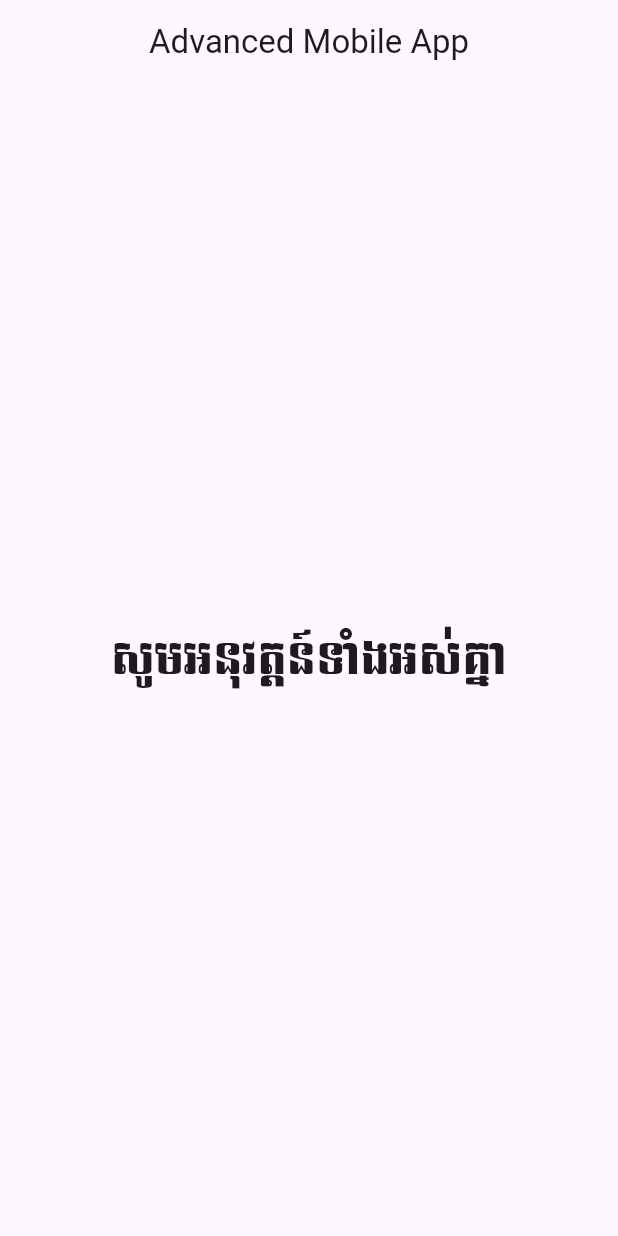
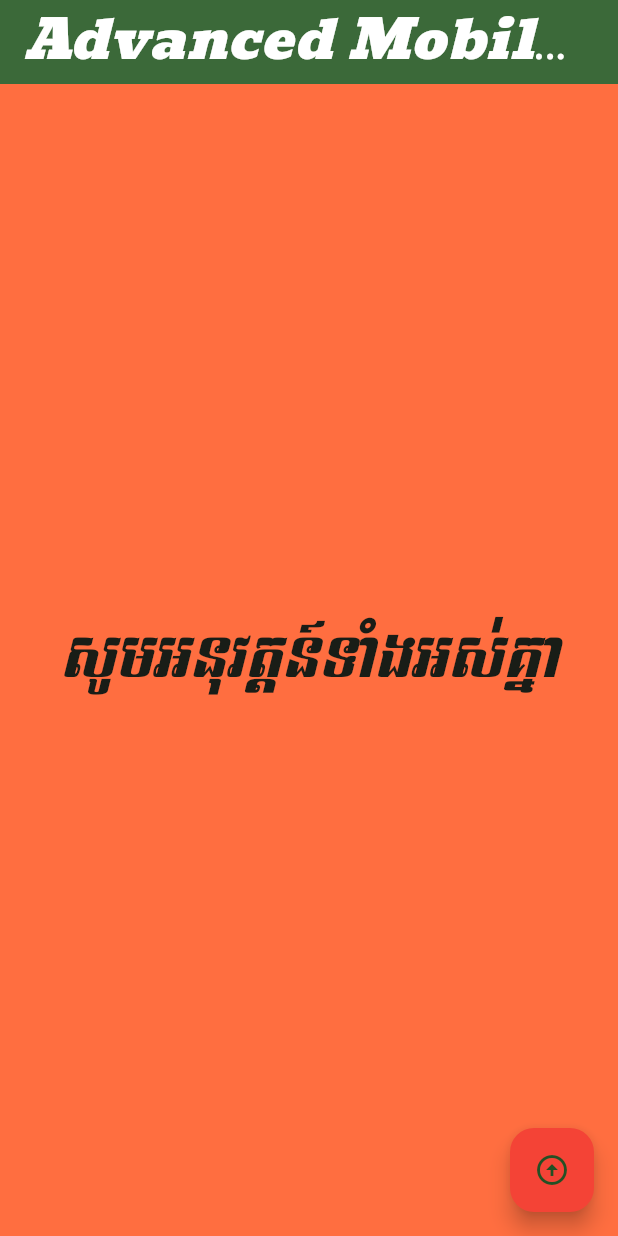
Before and after one commit to NUCK-Teach/nuck_advanced_mobile, a Flutter app: the screen it shows after launch, on a phone screen of 412 x 824 dp. Run offline on Flutter 3.47's test engine with Material 3 defaults, Android fonts, the phone set to English and light mode, and no system bars.

Commit message:
add theme

```diff
--- a/lib/app.dart
+++ b/lib/app.dart
@@ -9,6 +9,24 @@ class App extends StatelessWidget {
   Widget build(BuildContext context) {
     return MaterialApp(
       title: 'Advanced Mobile App',
+      theme: ThemeData(
+        floatingActionButtonTheme: FloatingActionButtonThemeData(
+          backgroundColor: Colors.red,
+        ),
+        appBarTheme: AppBarTheme(foregroundColor: Colors.white),
+        brightness: Brightness.light,
+        primaryColor: Colors.green,
+        colorScheme: ColorScheme.fromSeed(
+          seedColor: Colors.green,
+          secondary: Colors.deepOrangeAccent,
+        ),
+        fontFamily: 'Angkor',
+        textTheme: TextTheme(
+          displayLarge: TextStyle(fontSize: 72, fontWeight: FontWeight.bold),
+          titleLarge: TextStyle(fontSize: 36, fontStyle: FontStyle.italic),
+          bodyMedium: TextStyle(fontSize: 14, fontFamily: 'Hin'),
+        ),
+      ),
       home: Home(),
     );
   }
--- a/lib/screens/home.dart
+++ b/lib/screens/home.dart
@@ -6,24 +6,38 @@ class Home extends StatelessWidget {
   @override
   Widget build(BuildContext context) {
     return Scaffold(
-      appBar: _buildAppBar(),
-      body: _buildBody(),
+      appBar: _buildAppBar(context),
+      body: _buildBody(context),
+      floatingActionButton: _buildFAB(),
     );
   }
-}
 
-_buildAppBar() {
+  _buildAppBar(BuildContext context) {
     return AppBar(
+      backgroundColor: Theme.of(context).colorScheme.primary,
       title: Text('Advanced Mobile App'),
       centerTitle: true,
     );
   }
 
-_buildBody() {
-  return Center(
+  _buildBody(BuildContext context) {
+    return Container(
+      color: Theme.of(context).colorScheme.secondary,
+      child: Center(
         child: Text(
           'សូមអនុវត្តន៍ទាំងអស់គ្នា',
-      style: TextStyle(fontFamily: 'Angkor', fontSize: 28),
+          style: Theme.of(context).textTheme.titleLarge,
+        ),
       ),
     );
   }
+
+  _buildFAB() {
+    return FloatingActionButton(
+      onPressed: () {},
+      child: Icon(
+        Icons.arrow_circle_up,
+      ),
+    );
+  }
+}
```
Lines whose indentation alone changed are shown as unchanged.
